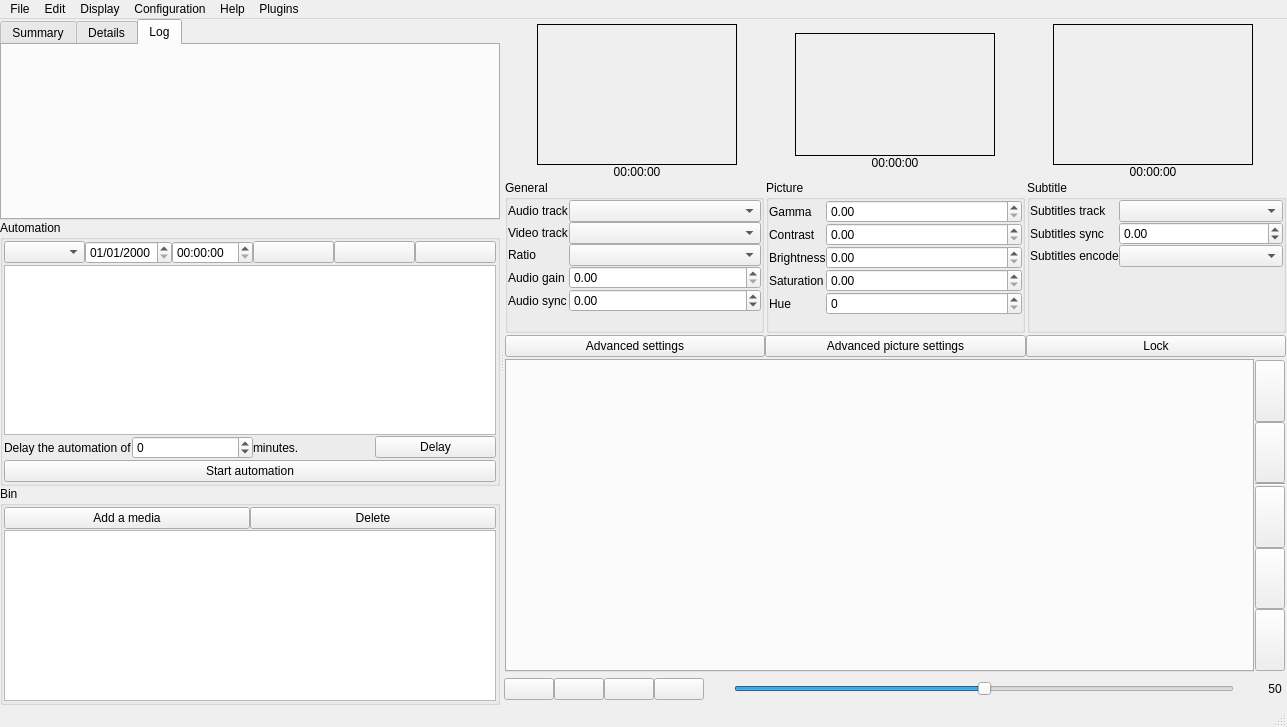
This is src/mainwindow.ui in cinemaouvert/OPP as Qt 5 draws it before an edit. The edited form follows.
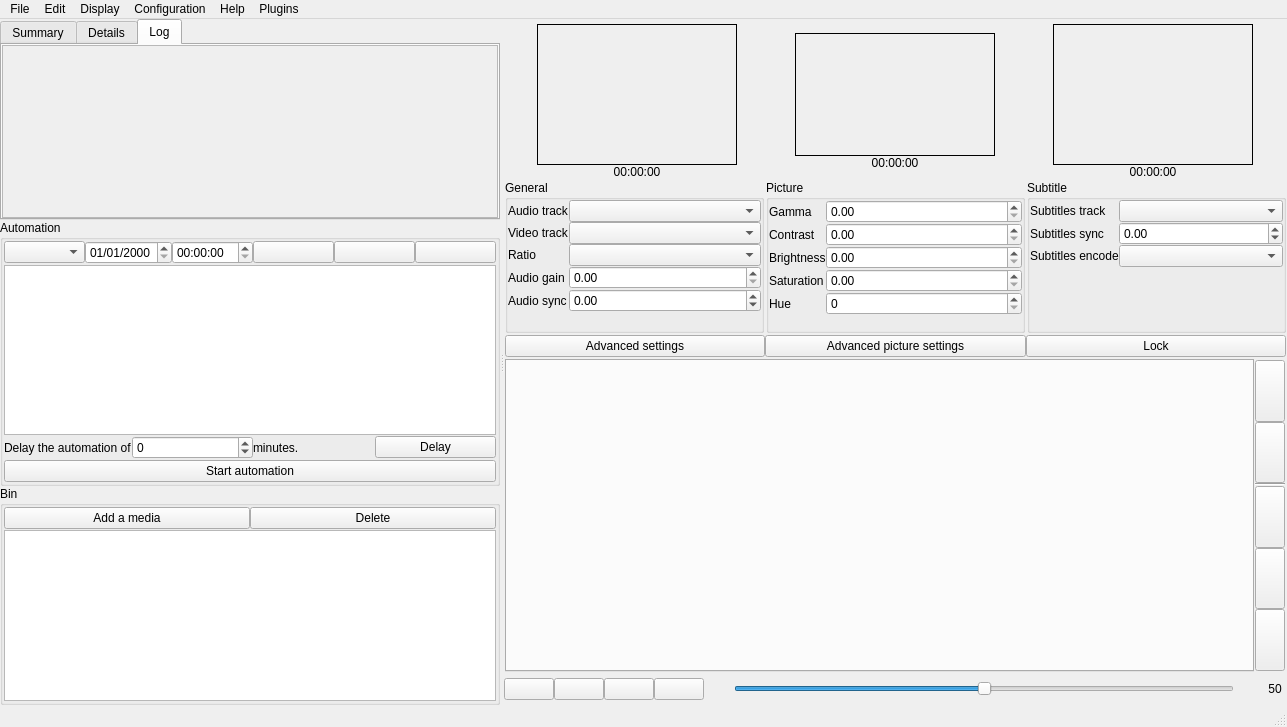
This is the edited form. The open tabs and pages were chosen to show the change. Icons and pictures are not drawn. Custom widgets are drawn as their Qt base class.

```diff
--- a/src/mainwindow.ui
+++ b/src/mainwindow.ui
@@ -210,9 +210,9 @@
              <number>0</number>
             </property>
             <item>
-             <widget class="QLabel" name="durelabel">
-              <property name="text">
-               <string/>
+             <widget class="QScrollArea" name="scrollArea">
+              <property name="widgetResizable">
+               <bool>true</bool>
               </property>
              </widget>
             </item>
```
Left out of the diff: 285 changed lines with no effect on the pictures.
